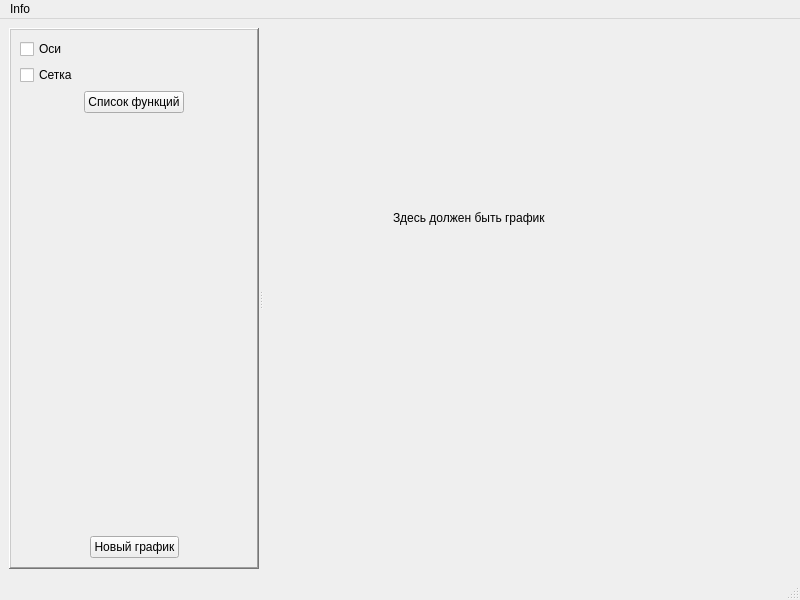
Before: the Qt Designer form mainwindow/mainwindow.ui in GirvitAlexander/Graph, drawn with Qt 5.
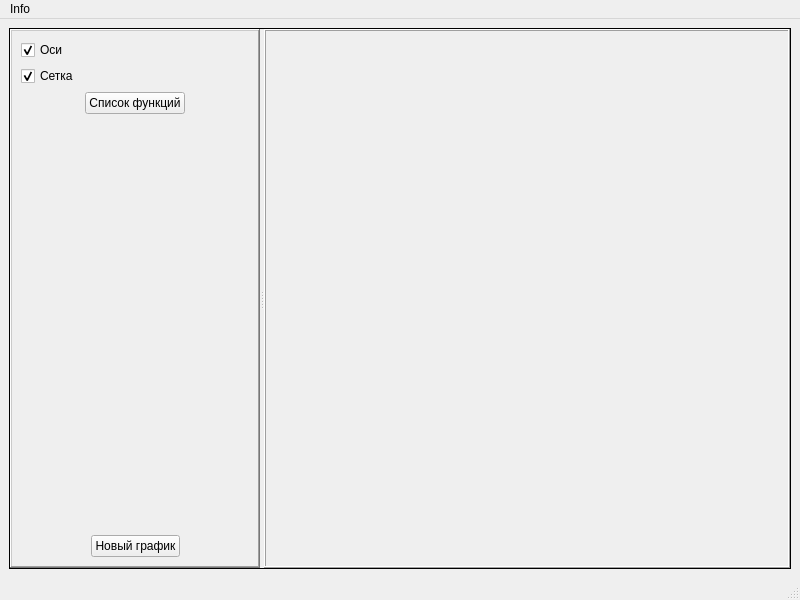
After: the same form once the commit is applied. Custom widgets are drawn as their Qt base class.

What changed in the file:
```diff
--- a/mainwindow/mainwindow.ui
+++ b/mainwindow/mainwindow.ui
@@ -18,7 +18,7 @@
     <item>
      <widget class="QSplitter" name="splitter">
       <property name="frameShape">
-       <enum>QFrame::NoFrame</enum>
+       <enum>QFrame::Box</enum>
       </property>
       <property name="orientation">
        <enum>Qt::Horizontal</enum>
@@ -72,6 +72,12 @@
           <property name="text">
            <string>Оси</string>
           </property>
+          <property name="checked">
+           <bool>true</bool>
+          </property>
+          <property name="tristate">
+           <bool>false</bool>
+          </property>
          </widget>
         </item>
         <item>
@@ -79,6 +85,9 @@
           <property name="text">
            <string>Сетка</string>
           </property>
+          <property name="checked">
+           <bool>true</bool>
+          </property>
          </widget>
         </item>
         <item>
@@ -170,29 +179,36 @@
         </item>
        </layout>
       </widget>
-      <widget class="QWidget" name="graphPlace" native="true">
-       <widget class="QLabel" name="label">
-        <property name="geometry">
-         <rect>
-          <x>130</x>
-          <y>140</y>
-          <width>191</width>
-          <height>100</height>
-         </rect>
+      <widget class="QFrame" name="graphFrame">
+       <property name="frameShape">
+        <enum>QFrame::Box</enum>
+       </property>
+       <property name="frameShadow">
+        <enum>QFrame::Raised</enum>
+       </property>
+       <property name="lineWidth">
+        <number>1</number>
+       </property>
+       <property name="midLineWidth">
+        <number>0</number>
+       </property>
+       <layout class="QVBoxLayout" name="verticalLayout_2">
+        <property name="leftMargin">
+         <number>2</number>
         </property>
-        <property name="minimumSize">
-         <size>
-          <width>100</width>
-          <height>100</height>
-         </size>
+        <property name="topMargin">
+         <number>2</number>
         </property>
-        <property name="text">
-         <string>Здесь должен быть график</string>
+        <property name="rightMargin">
+         <number>2</number>
         </property>
-        <property name="textFormat">
-         <enum>Qt::AutoText</enum>
+        <property name="bottomMargin">
+         <number>2</number>
         </property>
-       </widget>
+        <item>
+         <widget class="GraphsPlace" name="graphPlace" native="true"/>
+        </item>
+       </layout>
       </widget>
      </widget>
     </item>
@@ -222,6 +238,14 @@
    </property>
   </action>
  </widget>
+ <customwidgets>
+  <customwidget>
+   <class>GraphsPlace</class>
+   <extends>QWidget</extends>
+   <header>GraphsWidget\graphsplace.h</header>
+   <container>1</container>
+  </customwidget>
+ </customwidgets>
  <resources/>
  <connections/>
 </ui>
```
Left out of the diff: 6 changed lines with no effect on the pictures.
